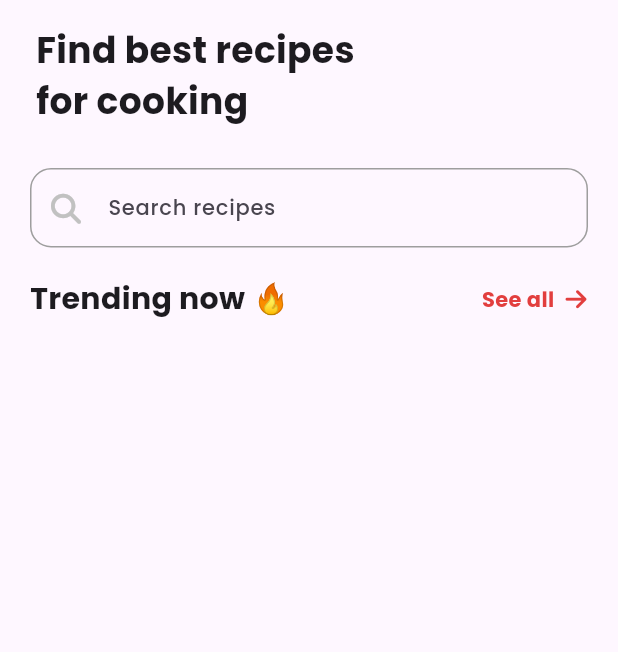
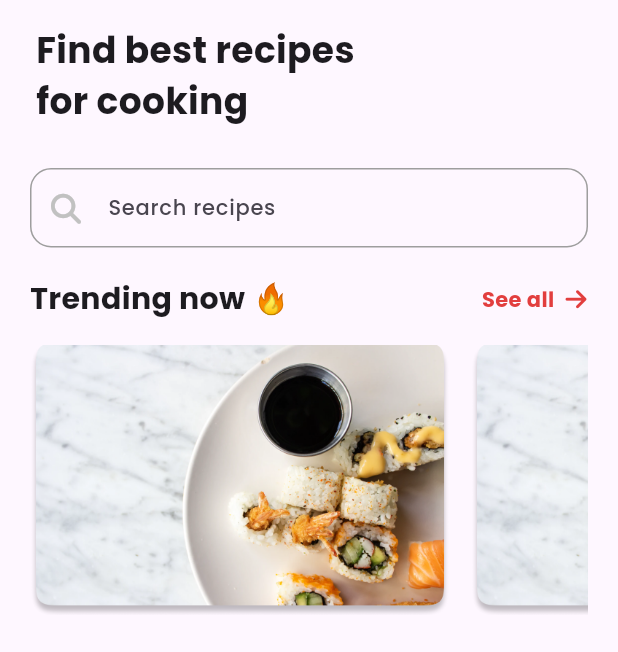
Before and after one commit to HazemAhmed677/reciply-app, a Flutter app: the screen it shows after launch, on a phone screen of 412 x 824 dp. Shown: the top 652 px of the screen. Run offline on Flutter 3.47's test engine with Material 3 defaults, Android fonts, the phone set to English and light mode, and no system bars; our stand-ins replace device_preview, font_awesome_flutter, go_router.

Commit message:
create featured list view

```diff
--- /dev/null
+++ b/lib/features/home/data/presentation/views/widgets/featured_trending_list_view.dart
@@ -0,0 +1,26 @@
+import 'package:flutter/material.dart';
+import 'package:reciply/features/home/data/presentation/views/widgets/treanding_card.dart';
+
+class FeaturedTrendingListView extends StatelessWidget {
+  const FeaturedTrendingListView({super.key});
+
+  @override
+  Widget build(BuildContext context) {
+    return Padding(
+      padding: const EdgeInsets.only(left: 20, right: 20, top: 4),
+      child: SizedBox(
+        height: 180,
+        child: ListView.builder(
+          physics: const BouncingScrollPhysics(),
+          padding: EdgeInsets.zero,
+          scrollDirection: Axis.horizontal,
+          itemCount: 5,
+          itemBuilder: (BuildContext context, int index) => Padding(
+            padding: EdgeInsets.only(right: (index != 4) ? 14.0 : 0),
+            child: const TreandingCard(),
+          ),
+        ),
+      ),
+    );
+  }
+}
--- a/lib/features/home/data/presentation/views/widgets/featured_trending_now.dart
+++ b/lib/features/home/data/presentation/views/widgets/featured_trending_now.dart
@@ -2,6 +2,7 @@ import 'package:flutter/material.dart';
 import 'package:font_awesome_flutter/font_awesome_flutter.dart';
 import 'package:reciply/core/utils/app_colors.dart';
 import 'package:reciply/core/utils/app_styles.dart';
+import 'package:reciply/features/home/data/presentation/views/widgets/featured_trending_list_view.dart';
 import 'package:reciply/features/home/data/presentation/views/widgets/trending_now_word,.dart';
 
 class FeaturedTrendingNow extends StatelessWidget {
@@ -9,8 +10,13 @@ class FeaturedTrendingNow extends StatelessWidget {
 
   @override
   Widget build(BuildContext context) {
-    return SliverToBoxAdapter(
-      child: TrendingNowWord(),
+    return const SliverToBoxAdapter(
+      child: Column(
+        children: [
+          TrendingNowWord(),
+          FeaturedTrendingListView(),
+        ],
+      ),
     );
   }
 }
--- /dev/null
+++ b/lib/features/home/data/presentation/views/widgets/treanding_card.dart
@@ -0,0 +1,20 @@
+import 'package:flutter/material.dart';
+import 'package:reciply/constants.dart';
+
+class TreandingCard extends StatelessWidget {
+  const TreandingCard({super.key});
+
+  @override
+  Widget build(BuildContext context) {
+    return SizedBox(
+      height: 160,
+      child: AspectRatio(
+        aspectRatio: 280 / 180,
+        child: Image.asset(
+          testImage,
+          fit: BoxFit.cover,
+        ),
+      ),
+    );
+  }
+}
```
